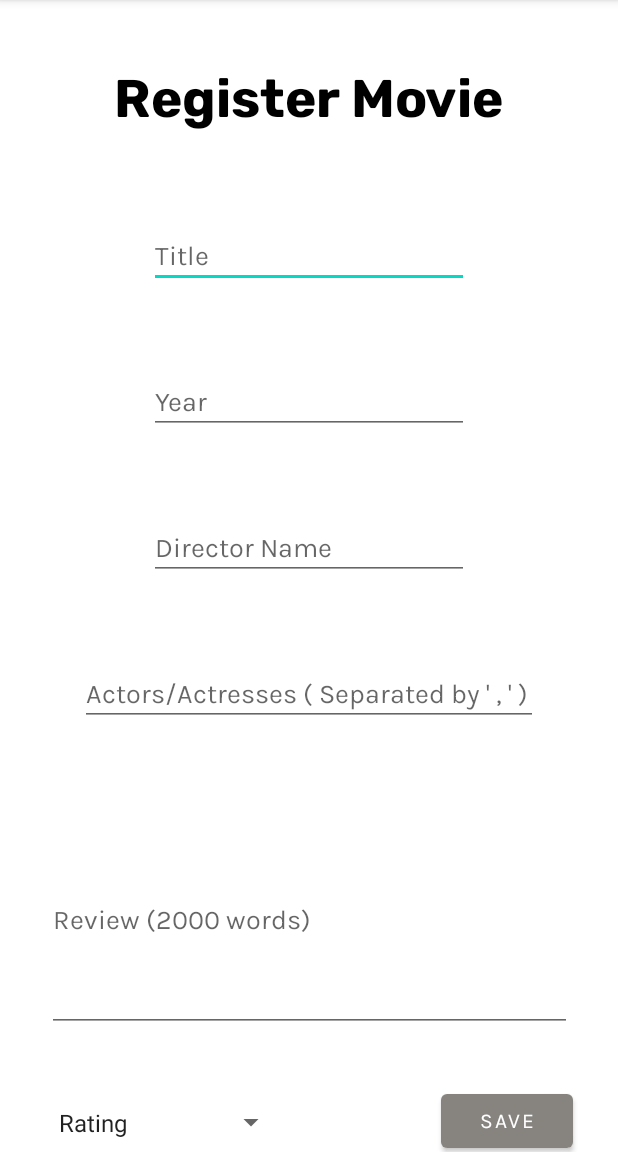
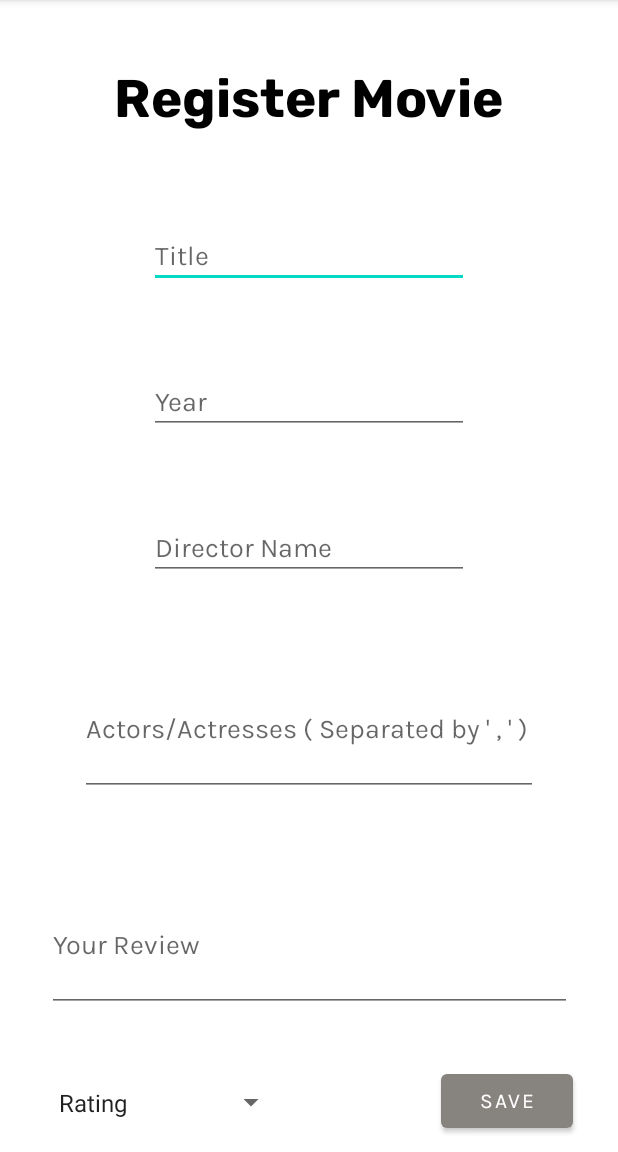
Before and after one commit to maneesha14w/MovieTracker, an Android app: the RegisterMovie screen opened directly, with no data from a screen before it, on a phone screen of 412 x 824 dp, the part 84-1236 px from its top. Run offline under Robolectric (Android 15) with nearby library versions, the phone set to English and light mode, and no system bars.

Commit message:
ui for register is complete

```diff
--- /dev/null
+++ b/app/src/main/java/com/maneesha14w/movietracker/MovieDatabaseHelper.java
@@ -0,0 +1,4 @@
+package com.maneesha14w.movietracker;
+
+public class MovieDatabaseHelper {
+}
--- a/app/src/main/res/layout/activity_register_movie.xml
+++ b/app/src/main/res/layout/activity_register_movie.xml
@@ -73,7 +73,7 @@
     <EditText
         android:id="@+id/et_actors"
         android:layout_width="305dp"
-        android:layout_height="wrap_content"
+        android:layout_height="90dp"
         android:layout_marginTop="54dp"
         android:autofillHints=""
         android:ems="10"
@@ -98,7 +98,7 @@
     <EditText
         android:id="@+id/et_review"
         android:layout_width="350dp"
-        android:layout_height="150dp"
+        android:layout_height="90dp"
         android:layout_marginTop="54dp"
         android:layout_weight="1"
         android:autofillHints=""
--- a/app/src/main/res/values/strings.xml
+++ b/app/src/main/res/values/strings.xml
@@ -12,7 +12,7 @@
     <string name="year">Year</string>
     <string name="director_name">Director Name</string>
     <string name="actors">Actors/Actresses ( Separated by \' , \' )</string>
-    <string name="review">Review (2000 words)</string>
+    <string name="review">Your Review</string>
     <string name="save">Save</string>
 
     <string-array name="rating_array">
```
